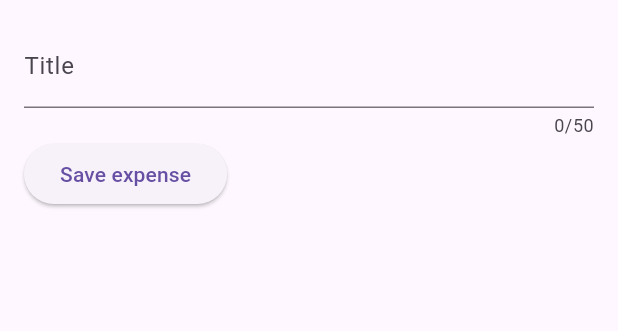
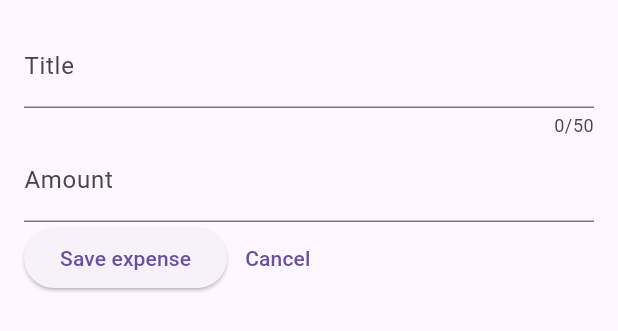
Before and after one commit to Charl913/Expense_Tracker_App, a Flutter app: the NewExpense widget shown alone on an empty page, opened directly, after a tap on "Save expense", on a phone screen of 412 x 824 dp. Shown: the top 331 px of the screen. Run offline on Flutter 3.47's test engine with Material 2 defaults, Android fonts, the phone set to English and light mode, and no system bars.

Commit message:
Add Amount Input

```diff
--- a/lib/widgets/new_expense.dart
+++ b/lib/widgets/new_expense.dart
@@ -12,9 +12,12 @@ class NewExpense extends StatefulWidget {
 class _NewExpensesState extends State<NewExpense> {
   final _titleController = TextEditingController();
 
+  final _amountController = TextEditingController();
+
   @override
   void dispose() {
     _titleController.dispose();
+    _amountController.dispose();
     super.dispose();
   }
 
@@ -31,13 +34,26 @@ class _NewExpensesState extends State<NewExpense> {
               label: Text('Title'),
             ),
           ),
+          TextField(
+            controller: _amountController,
+            keyboardType: TextInputType.number,
+            decoration: const InputDecoration(
+              prefixText: '\$',
+              label: Text('Amount'),
+            ),
+          ),
           Row(
             children: [
               ElevatedButton(
                 onPressed: () {
                   print(_titleController.text);
+                  print(_amountController.text);
                 },
                 child: const Text('Save expense'),
+              ),
+              TextButton(
+                onPressed: () {},
+                child: const Text('Cancel'),
               ),
             ],
           ),
```
